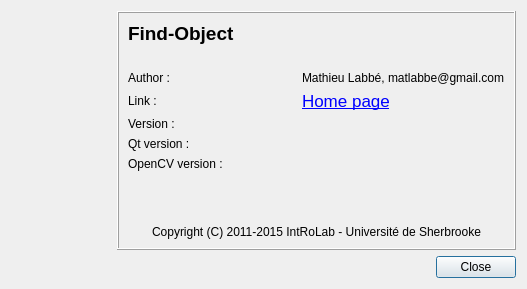
First picture: the form in src/abot_find/src/ui/aboutDialog.ui, repository bfmhno3/abot, before the edit.
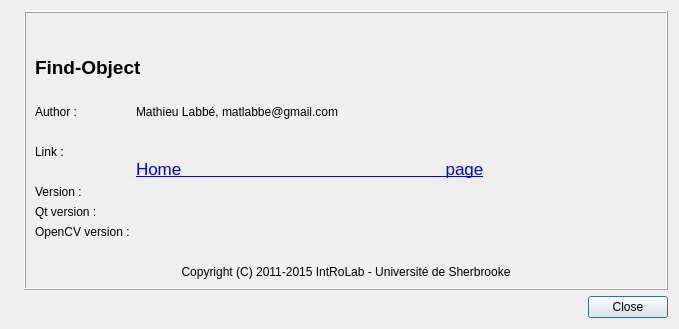
Second picture: the form after the edit. Icons and pictures are not drawn.

Commit message: style: 使用 clang-format 和 CLion 格式化所有代码

Patch:
```diff
--- a/src/abot_find/src/ui/aboutDialog.ui
+++ b/src/abot_find/src/ui/aboutDialog.ui
@@ -54,10 +54,16 @@
          <widget class="QLabel" name="label">
           <property name="text">
            <string>&lt;!DOCTYPE HTML PUBLIC &quot;-//W3C//DTD HTML 4.0//EN&quot; &quot;http://www.w3.org/TR/REC-html40/strict.dtd&quot;&gt;
-&lt;html&gt;&lt;head&gt;&lt;meta name=&quot;qrichtext&quot; content=&quot;1&quot; /&gt;&lt;style type=&quot;text/css&quot;&gt;
-p, li { white-space: pre-wrap; }
-&lt;/style&gt;&lt;/head&gt;&lt;body style=&quot; font-family:'Lucida Grande'; font-size:13pt; font-weight:400; font-style:normal;&quot;&gt;
-&lt;p style=&quot; margin-top:0px; margin-bottom:0px; margin-left:0px; margin-right:0px; -qt-block-indent:0; text-indent:0px;&quot;&gt;&lt;span style=&quot; font-family:'MS Shell Dlg 2'; font-size:14pt; font-weight:600;&quot;&gt;Find-Object&lt;/span&gt;&lt;/p&gt;&lt;/body&gt;&lt;/html&gt;</string>
+                                                &lt;html&gt;&lt;head&gt;&lt;meta name=&quot;qrichtext&quot; content=&quot;1&quot;
+                                                /&gt;&lt;style type=&quot;text/css&quot;&gt;
+                                                p, li { white-space: pre-wrap; }
+                                                &lt;/style&gt;&lt;/head&gt;&lt;body style=&quot; font-family:'Lucida
+                                                Grande'; font-size:13pt; font-weight:400; font-style:normal;&quot;&gt;
+                                                &lt;p style=&quot; margin-top:0px; margin-bottom:0px; margin-left:0px;
+                                                margin-right:0px; -qt-block-indent:0; text-indent:0px;&quot;&gt;&lt;span
+                                                style=&quot; font-family:'MS Shell Dlg 2'; font-size:14pt;
+                                                font-weight:600;&quot;&gt;Find-Object&lt;/span&gt;&lt;/p&gt;&lt;/body&gt;&lt;/html&gt;
+                                            </string>
           </property>
           <property name="alignment">
            <set>Qt::AlignLeading|Qt::AlignLeft|Qt::AlignVCenter</set>
@@ -103,11 +109,20 @@
           <item row="3" column="1">
            <widget class="QLabel" name="label_HomePage_2">
             <property name="text">
-             <string>&lt;!DOCTYPE HTML PUBLIC &quot;-//W3C//DTD HTML 4.0//EN&quot; &quot;http://www.w3.org/TR/REC-html40/strict.dtd&quot;&gt;
-&lt;html&gt;&lt;head&gt;&lt;meta name=&quot;qrichtext&quot; content=&quot;1&quot; /&gt;&lt;style type=&quot;text/css&quot;&gt;
-p, li { white-space: pre-wrap; }
-&lt;/style&gt;&lt;/head&gt;&lt;body style=&quot; font-family:'Lucida Grande'; font-size:13pt; font-weight:400; font-style:normal;&quot;&gt;
-&lt;p style=&quot; margin-top:0px; margin-bottom:0px; margin-left:0px; margin-right:0px; -qt-block-indent:0; text-indent:0px;&quot;&gt;&lt;a href=&quot;http://code.google.com/p/find-object&quot;&gt;&lt;span style=&quot; text-decoration: underline; color:#0000ff;&quot;&gt;Home page&lt;/span&gt;&lt;/a&gt;&lt;/p&gt;&lt;/body&gt;&lt;/html&gt;</string>
+                                                    <string>&lt;!DOCTYPE HTML PUBLIC &quot;-//W3C//DTD HTML 4.0//EN&quot;
+                                                        &quot;http://www.w3.org/TR/REC-html40/strict.dtd&quot;&gt;
+                                                        &lt;html&gt;&lt;head&gt;&lt;meta name=&quot;qrichtext&quot;
+                                                        content=&quot;1&quot; /&gt;&lt;style type=&quot;text/css&quot;&gt;
+                                                        p, li { white-space: pre-wrap; }
+                                                        &lt;/style&gt;&lt;/head&gt;&lt;body style=&quot;
+                                                        font-family:'Lucida Grande'; font-size:13pt; font-weight:400;
+                                                        font-style:normal;&quot;&gt;
+                                                        &lt;p style=&quot; margin-top:0px; margin-bottom:0px;
+                                                        margin-left:0px; margin-right:0px; -qt-block-indent:0;
+                                                        text-indent:0px;&quot;&gt;&lt;a href=&quot;http://code.google.com/p/find-object&quot;&gt;&lt;span
+                                                        style=&quot; text-decoration: underline; color:#0000ff;&quot;&gt;Home
+                                                        page&lt;/span&gt;&lt;/a&gt;&lt;/p&gt;&lt;/body&gt;&lt;/html&gt;
+                                                    </string>
             </property>
             <property name="alignment">
              <set>Qt::AlignLeading|Qt::AlignLeft|Qt::AlignVCenter</set>
```
Lines whose indentation alone changed are shown as unchanged. The commit also changes 173 other files.
